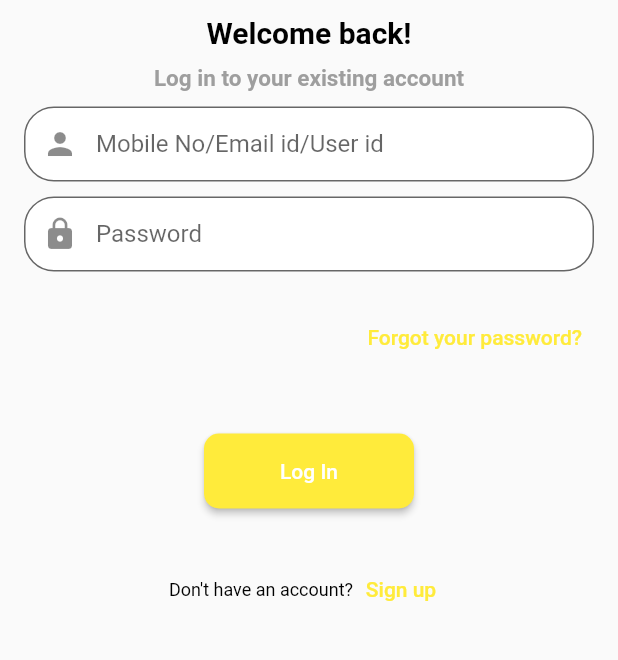
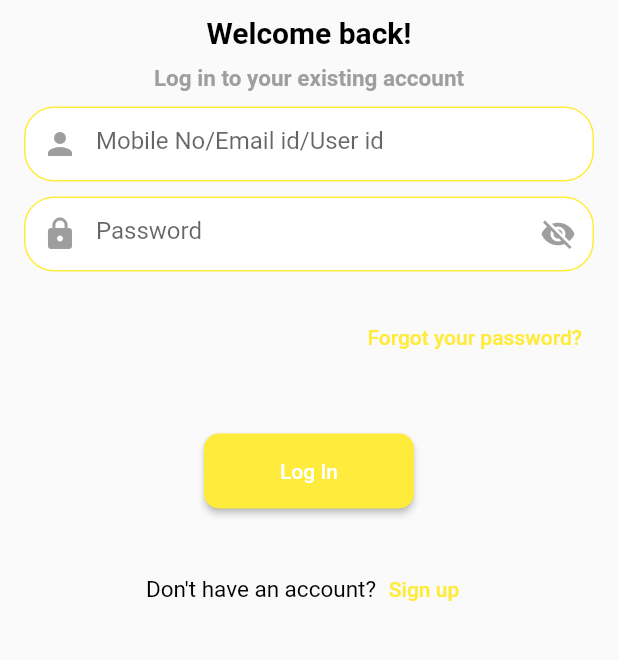
Before and after one commit to JanaganAppDev/dcrown_mart, a Flutter app: the screen it shows after launch, on a phone screen of 412 x 824 dp, the part 249-909 px from its top. Run offline on Flutter 3.47's test engine with Material 2 defaults, Android fonts, the phone set to English and light mode, and no system bars.

Commit message:
Aravind -  completed input validate and modified ui design as specified

```diff
--- a/lib/screen/login_page.dart
+++ b/lib/screen/login_page.dart
@@ -4,15 +4,30 @@ import 'package:flutter/material.dart';
 
 
 class LoginPage extends StatefulWidget {
+  const LoginPage({Key? key });
   @override
   State<LoginPage> createState() => _LoginPageState();
 }
+bool _passwordVisible = false;
 
 class _LoginPageState extends State<LoginPage> {
   final GlobalKey<FormState> _formKey = GlobalKey<FormState>();
 
-  String? _email;
-  String? _password;
+  String? validateEmail(String? value) {
+    if (value == null || value.isEmpty) {
+      return 'Please enter an email or username';
+    }
+
+    return null;
+  }
+
+  String? validatePassword(String? value) {
+    if (value == null || value.isEmpty) {
+      return 'Please enter a password';
+    }
+    return null;
+  }
+
   @override
   Widget build(BuildContext context) {
     return Scaffold(
@@ -50,58 +65,69 @@ class _LoginPageState extends State<LoginPage> {
             Container(
               height: 50.0,
               child: TextFormField(
-                decoration: InputDecoration(
-                  labelText: 'Mobile No/Email id/User id',
+    decoration: InputDecoration(
+                  hintText: 'Mobile No/Email id/User id',
                   filled: true,
                   fillColor: Colors.white,
-                  prefixIcon: Icon(Icons.person),
-                  border: OutlineInputBorder(
+                  prefixIcon: Icon(Icons.person,color: Colors.grey),
+                  focusedBorder: OutlineInputBorder(
                     borderRadius: BorderRadius.circular(20.0),
+                    borderSide: BorderSide(
+                      color: Colors.yellow,
+                    ),
+                  ),
+                  enabledBorder: OutlineInputBorder(
+                    borderRadius: BorderRadius.circular(20.0),
+                    borderSide: BorderSide(
+                      color: Colors.yellow,
+                    ),
                   ),
                 ),
-                validator: (value) {
-                  if (value == null || value.isEmpty) {
-                    return 'Please enter an email';
-                  }
-                  final emailRegex = RegExp(
-                    r'^[\w-]+(\.[\w-]+)*@([\w-]+\.)+[a-zA-Z]{2,7}$',
-                  );
-                  if (!emailRegex.hasMatch(value)) {
-                    return 'Please enter a valid email address';
-                  }
-                  return null;
-                },
-                onSaved: (value) {
-                  _email = value;
-                },
+                validator: validateEmail,
               ),
             ),
+
             SizedBox(height: 10),
             Container(
               height: 50.0,
               child: TextFormField(
+
                 decoration: InputDecoration(
-                  labelText: 'Password',
+                  hintText: 'Password',
                   filled: true,
                   fillColor: Colors.white,
-                  prefixIcon: Icon(Icons.lock),
-                  border: OutlineInputBorder(
+                  prefixIcon: Icon(Icons.lock,color: Colors.grey),
+                  suffixIcon: IconButton(
+                    icon: Icon(
+                      _passwordVisible ? Icons.visibility : Icons.visibility_off,
+                      color: Colors.grey,
+                    ),
+                    onPressed: () {
+                      setState(() {
+                        _passwordVisible = !_passwordVisible;
+                      });
+                    },
+                  ),
+
+                  focusedBorder: OutlineInputBorder(
                     borderRadius: BorderRadius.circular(20.0),
+                    borderSide: BorderSide(
+                      color: Colors.yellow,
+                    ),
+                  ),
+                  enabledBorder: OutlineInputBorder(
+                    borderRadius: BorderRadius.circular(20.0),
+                    borderSide: BorderSide(
+                      color: Colors.yellow,
+                    ),
                   ),
                 ),
-                obscureText: true,
-                validator: (value) {
-                  if (value == null || value.isEmpty) {
-                    return 'Please enter a password';
-                  }
-
-                  return null;
-                },
-                onSaved: (value) {
-                  _password = value;
-                },
+                obscureText: !_passwordVisible,
+                validator: validatePassword,
               ),
             ),
+
+
             SizedBox(height: 20),
             Align(
               alignment: Alignment.topRight,
@@ -122,7 +148,8 @@ class _LoginPageState extends State<LoginPage> {
               child: ElevatedButton(
                 onPressed: () {
                   // Validate the form
-                  if (Form.of(context)!.validate()) {
+                  if (_formKey.currentState!.validate()) {
+
 
                   }
                 },
@@ -143,7 +170,7 @@ class _LoginPageState extends State<LoginPage> {
                   Text(
                     "Don't have an account?",
                     style: TextStyle(
-                      fontSize: 12.0,
+                      fontSize: 15.0,
                       color: Colors.black,
                       fontWeight: FontWeight.w400,
                     ),
```
